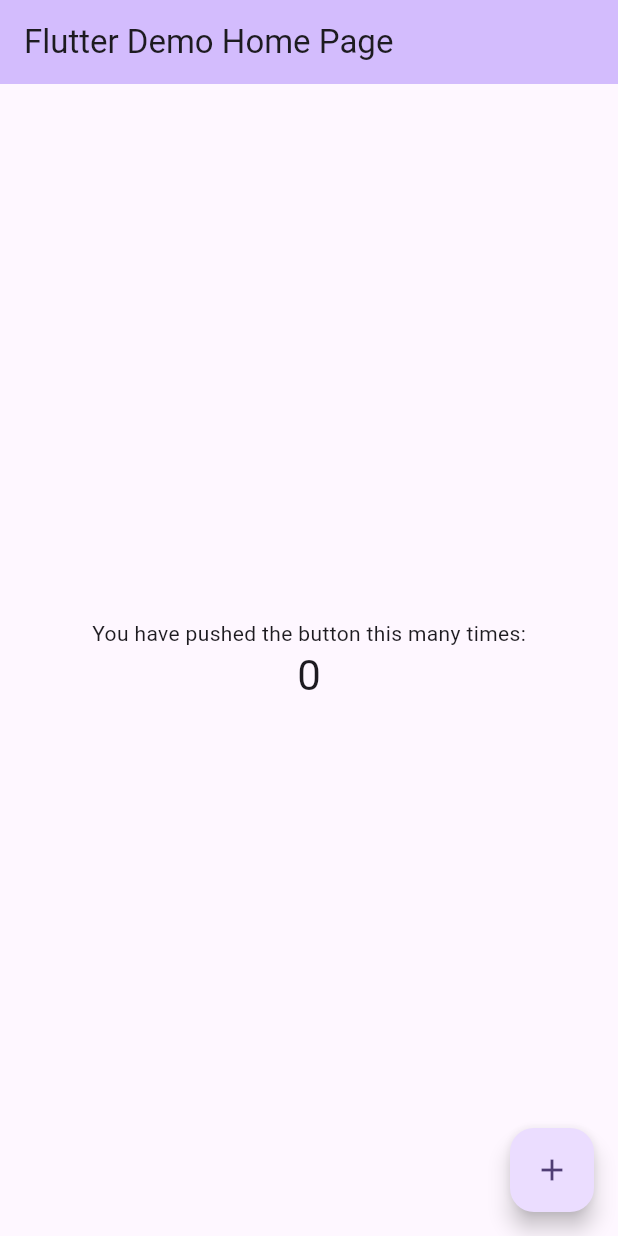
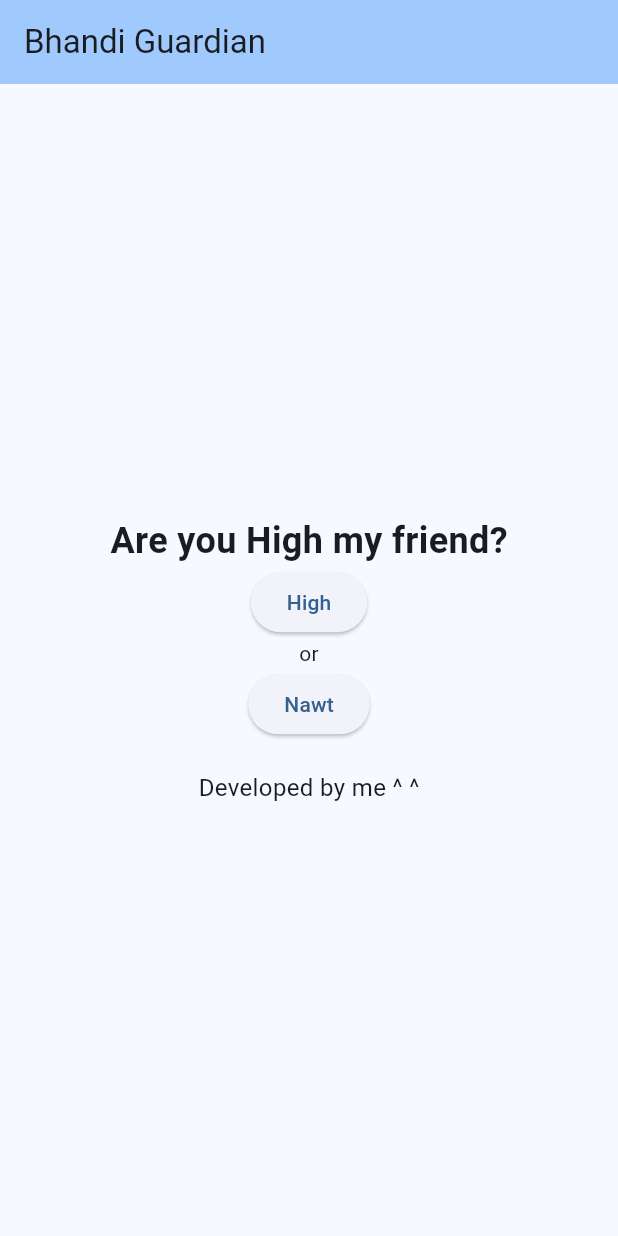
Before and after one commit to hvs-raka/bhandi_guardian, a Flutter app: the screen it shows after launch, on a phone screen of 412 x 824 dp. Run offline on Flutter 3.47's test engine with Material 3 defaults, Android fonts, the phone set to English and light mode, and no system bars; our stand-ins replace go_router.

Commit message:
route set up between pages

```diff
--- /dev/null
+++ b/lib/Pages/High.dart
@@ -0,0 +1,15 @@
+import 'package:flutter/material.dart';
+
+class High extends StatelessWidget {
+  const High({super.key});
+
+  @override
+  Widget build(BuildContext context) {
+    return Scaffold(
+      appBar: AppBar(title: const Text('High Mode'), centerTitle: true),
+      body: const Center(
+        child: Text("so you're high my friend", style: TextStyle(fontSize: 20)),
+      ),
+    );
+  }
+}
--- /dev/null
+++ b/lib/Pages/Home.dart
@@ -0,0 +1,50 @@
+// File: lib/pages/home.dart
+import 'package:flutter/material.dart';
+import 'package:go_router/go_router.dart'; // importing material design packages
+
+class Home extends StatelessWidget {
+  const Home({super.key});
+
+  @override
+  Widget build(BuildContext context) {
+    // Scaffold is the basic Material Design layout structure
+    return Scaffold(
+      appBar: AppBar(
+        title: const Text('Bhandi Guardian'),
+        backgroundColor:
+            Theme.of(context)
+                .colorScheme
+                .inversePrimary, // using complementary color to the primary color
+      ),
+      body: Center(
+        child: Column(
+          mainAxisAlignment: MainAxisAlignment.center,
+          children: [
+            const Text(
+              'Are you High my friend?',
+              style: TextStyle(fontSize: 24, fontWeight: FontWeight.bold),
+            ),
+            ElevatedButton(
+              onPressed: () {
+                // if routes are set use this bellow command to navigate between pages
+                context.go('/High');
+                print("high");
+              },
+              child: Text('High'),
+            ),
+            const Text("or"),
+            ElevatedButton(
+              onPressed: () {
+                context.go('/Nawt');
+                print("Nawt");
+              },
+              child: Text('Nawt'),
+            ),
+            const SizedBox(height: 20),
+            const Text('Developed by me ^ ^', style: TextStyle(fontSize: 16)),
+          ],
+        ),
+      ),
+    );
+  }
+}
--- /dev/null
+++ b/lib/Pages/Nawt.dart
@@ -0,0 +1,18 @@
+import 'package:flutter/material.dart';
+
+class Nawt extends StatelessWidget {
+  const Nawt({super.key});
+
+  @override
+  Widget build(BuildContext context) {
+    return Scaffold(
+      appBar: AppBar(title: const Text('Settings Mode'), centerTitle: true),
+      body: const Center(
+        child: Text(
+          "Here's the setting my friend",
+          style: TextStyle(fontSize: 20),
+        ),
+      ),
+    );
+  }
+}
--- a/lib/main.dart
+++ b/lib/main.dart
@@ -1,122 +1,42 @@
+import 'package:bhandi_guardian/Pages/High.dart';
+import 'package:bhandi_guardian/Pages/Nawt.dart';
 import 'package:flutter/material.dart';
+import 'package:go_router/go_router.dart';
+import 'pages/Home.dart';
+
+// Define the router configuration
+final _router = GoRouter(
+  initialLocation: '/',
+  routes: [
+    GoRoute(path: '/', builder: (context, state) => const Home()),
+    GoRoute(path: '/High', builder: (context, state) => const High()),
+    GoRoute(path: '/Nawt', builder: (context, state) => const Nawt()),
+  ],
+);
 
 void main() {
   runApp(const MyApp());
 }
 
+// statelessWidgets are those who stays constant don't change during run time
 class MyApp extends StatelessWidget {
-  const MyApp({super.key});
+  const MyApp({super.key}); // constructor for the MyApp class
 
-  // This widget is the root of your application.
-  @override
+  @override // override clears that subclass can make changes in the parent class
+  // building and handling of all widgets in the app
   Widget build(BuildContext context) {
-    return MaterialApp(
-      title: 'Flutter Demo',
+    // MaterialApp is considered as root widget of the app
+    return MaterialApp.router(
+      title:
+          'Bhandi Guardian', // title it usually appears in task switches on mobile devices
       theme: ThemeData(
-        // This is the theme of your application.
-        //
-        // TRY THIS: Try running your application with "flutter run". You'll see
-        // the application has a purple toolbar. Then, without quitting the app,
-        // try changing the seedColor in the colorScheme below to Colors.green
-        // and then invoke "hot reload" (save your changes or press the "hot
-        // reload" button in a Flutter-supported IDE, or press "r" if you used
-        // the command line to start the app).
-        //
-        // Notice that the counter didn't reset back to zero; the application
-        // state is not lost during the reload. To reset the state, use hot
-        // restart instead.
-        //
-        // This works for code too, not just values: Most code changes can be
-        // tested with just a hot reload.
-        colorScheme: ColorScheme.fromSeed(seedColor: Colors.deepPurple),
+        colorScheme: ColorScheme.fromSeed(
+          seedColor: Colors.blue,
+        ), // setting up theme, here theme seed is use to make harmonious palate from color given
+        useMaterial3: true,
       ),
-      home: const MyHomePage(title: 'Flutter Demo Home Page'),
+      debugShowCheckedModeBanner: false,
+      routerConfig: _router,
     );
   }
 }
-
-class MyHomePage extends StatefulWidget {
-  const MyHomePage({super.key, required this.title});
-
-  // This widget is the home page of your application. It is stateful, meaning
-  // that it has a State object (defined below) that contains fields that affect
-  // how it looks.
-
-  // This class is the configuration for the state. It holds the values (in this
-  // case the title) provided by the parent (in this case the App widget) and
-  // used by the build method of the State. Fields in a Widget subclass are
-  // always marked "final".
-
-  final String title;
-
-  @override
-  State<MyHomePage> createState() => _MyHomePageState();
-}
-
-class _MyHomePageState extends State<MyHomePage> {
-  int _counter = 0;
-
-  void _incrementCounter() {
-    setState(() {
-      // This call to setState tells the Flutter framework that something has
-      // changed in this State, which causes it to rerun the build method below
-      // so that the display can reflect the updated values. If we changed
-      // _counter without calling setState(), then the build method would not be
-      // called again, and so nothing would appear to happen.
-      _counter++;
-    });
-  }
-
-  @override
-  Widget build(BuildContext context) {
-    // This method is rerun every time setState is called, for instance as done
-    // by the _incrementCounter method above.
-    //
-    // The Flutter framework has been optimized to make rerunning build methods
-    // fast, so that you can just rebuild anything that needs updating rather
-    // than having to individually change instances of widgets.
-    return Scaffold(
-      appBar: AppBar(
-        // TRY THIS: Try changing the color here to a specific color (to
-        // Colors.amber, perhaps?) and trigger a hot reload to see the AppBar
-        // change color while the other colors stay the same.
-        backgroundColor: Theme.of(context).colorScheme.inversePrimary,
-        // Here we take the value from the MyHomePage object that was created by
-        // the App.build method, and use it to set our appbar title.
-        title: Text(widget.title),
-      ),
-      body: Center(
-        // Center is a layout widget. It takes a single child and positions it
-        // in the middle of the parent.
-        child: Column(
-          // Column is also a layout widget. It takes a list of children and
-          // arranges them vertically. By default, it sizes itself to fit its
-          // children horizontally, and tries to be as tall as its parent.
-          //
-          // Column has various properties to control how it sizes itself and
-          // how it positions its children. Here we use mainAxisAlignment to
-          // center the children vertically; the main axis here is the vertical
-          // axis because Columns are vertical (the cross axis would be
-          // horizontal).
-          //
-          // TRY THIS: Invoke "debug painting" (choose the "Toggle Debug Paint"
-          // action in the IDE, or press "p" in the console), to see the
-          // wireframe for each widget.
-          mainAxisAlignment: MainAxisAlignment.center,
-          children: <Widget>[
-            const Text('You have pushed the button this many times:'),
-            Text(
-              '$_counter',
-              style: Theme.of(context).textTheme.headlineMedium,
-            ),
-          ],
-        ),
-      ),
-      floatingActionButton: FloatingActionButton(
-        onPressed: _incrementCounter,
-        tooltip: 'Increment',
-        child: const Icon(Icons.add),
-      ), // This trailing comma makes auto-formatting nicer for build methods.
-    );
-  }
-}
--- a/pubspec.yaml
+++ b/pubspec.yaml
@@ -34,6 +34,7 @@ dependencies:
   # The following adds the Cupertino Icons font to your application.
   # Use with the CupertinoIcons class for iOS style icons.
   cupertino_icons: ^1.0.8
+  go_router: ^15.1.2
 
 dev_dependencies:
   flutter_test:
```
Also changed, not shown: pubspec.lock.
